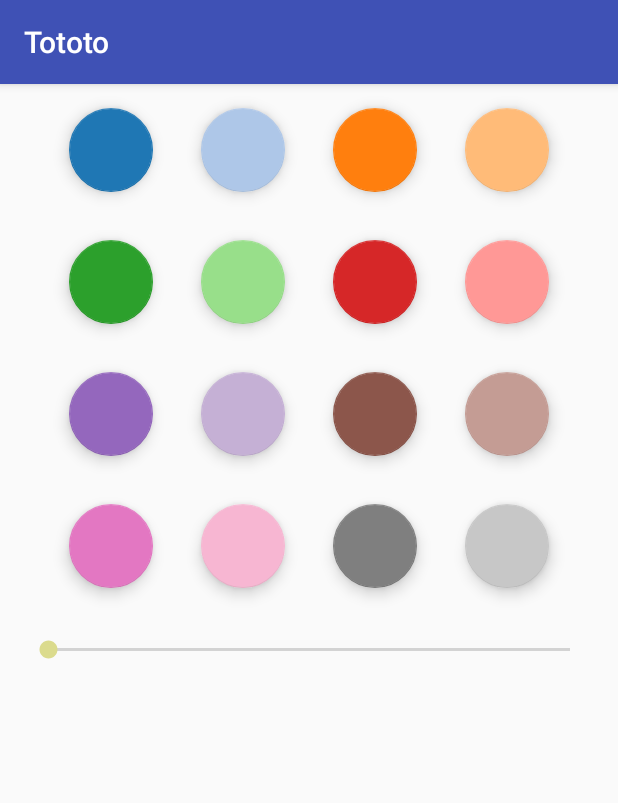
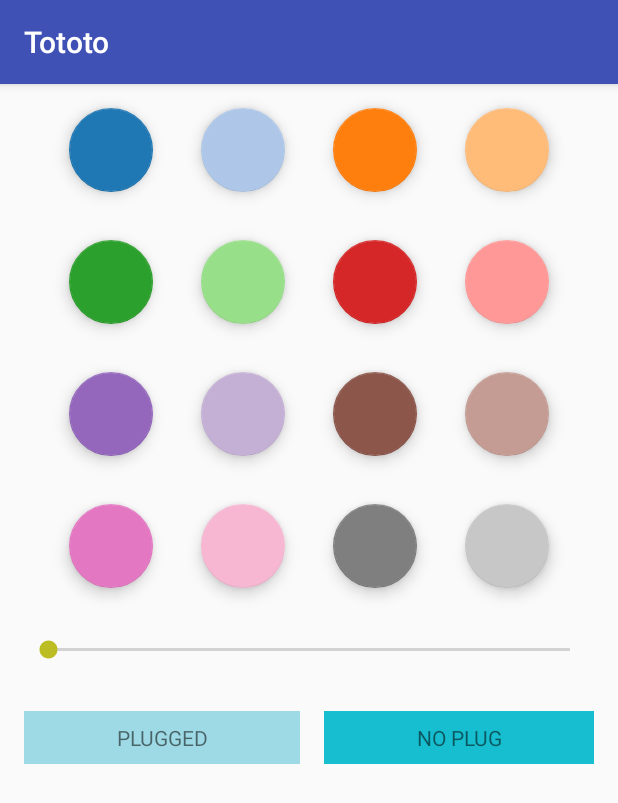
Before and after one commit to gyamoto/Tototo, an Android app: the screen it shows after launch (MainActivity), on a phone screen of 412 x 824 dp. Shown: the top 803 px of the screen. Run offline under Robolectric (Android 15) with nearby library versions, the phone set to English and light mode, and no system bars; our stand-ins replace data binding; 32 statements that could not run were skipped.

Commit message:
イヤホンジャックの接続状態確認を追加

```diff
--- a/app/src/main/AndroidManifest.xml
+++ b/app/src/main/AndroidManifest.xml
@@ -8,13 +8,18 @@
         android:label="@string/app_name"
         android:supportsRtl="true"
         android:theme="@style/AppTheme">
-        <activity android:name="com.farundorl.android.Tototo.MainActivity">
+        <activity android:name=".MainActivity">
             <intent-filter>
                 <action android:name="android.intent.action.MAIN" />
 
                 <category android:name="android.intent.category.LAUNCHER" />
             </intent-filter>
         </activity>
+        <receiver android:name=".AudioHeadsetPlugReceiver">
+            <intent-filter>
+                <action android:name="android.intent.action.HEADSET_PLUG" />
+            </intent-filter>
+        </receiver>
     </application>
 
 </manifest>
--- /dev/null
+++ b/app/src/main/java/com/farundorl/android/Tototo/AudioHeadsetPlugReceiver.java
@@ -0,0 +1,27 @@
+package com.farundorl.android.Tototo;
+
+import android.content.BroadcastReceiver;
+import android.content.Context;
+import android.content.Intent;
+
+/**
+ * ヘッドセット接続のBroadcastReceiver
+ */
+public class AudioHeadsetPlugReceiver extends BroadcastReceiver {
+
+    private AudioPlugListener listener;
+
+    public void setListener(AudioPlugListener listener) {
+        this.listener = listener;
+    }
+
+    @Override
+    public void onReceive(Context context, Intent intent) {
+        if (Intent.ACTION_HEADSET_PLUG.equals(intent.getAction())) {
+            if (listener != null) {
+                listener.audioChange(AudioPlugUtil.isPlugged(context));
+            }
+        }
+    }
+
+}
--- /dev/null
+++ b/app/src/main/java/com/farundorl/android/Tototo/AudioPlugListener.java
@@ -0,0 +1,8 @@
+package com.farundorl.android.Tototo;
+
+/**
+ * オーディオ機器接続状態のListener
+ */
+public interface AudioPlugListener {
+    void audioChange(boolean plugged);
+}
--- /dev/null
+++ b/app/src/main/java/com/farundorl/android/Tototo/AudioPlugUtil.java
@@ -0,0 +1,26 @@
+package com.farundorl.android.Tototo;
+
+import android.content.Context;
+import android.media.AudioManager;
+
+/**
+ * オーディオ機器接続状態のUtil
+ */
+public class AudioPlugUtil {
+    public static boolean isPlugged(Context context) {
+        AudioManager audio = (AudioManager) context.getSystemService(Context.AUDIO_SERVICE);
+        if (audio.isBluetoothA2dpOn()) {
+            // Adjust output for Bluetooth.
+            return true;
+        } else if (audio.isSpeakerphoneOn()) {
+            // Adjust output for Speakerphone.
+            return true;
+        } else if (audio.isWiredHeadsetOn()) {
+            // Adjust output for headsets
+            return true;
+        } else {
+            // If audio plays and noone can hear it, is it still playing?
+            return false;
+        }
+    }
+}
--- a/app/src/main/java/com/farundorl/android/Tototo/MainActivity.java
+++ b/app/src/main/java/com/farundorl/android/Tototo/MainActivity.java
@@ -1,5 +1,7 @@
 package com.farundorl.android.Tototo;
 
+import android.content.Intent;
+import android.content.IntentFilter;
 import android.databinding.DataBindingUtil;
 import android.media.AudioManager;
 import android.media.ToneGenerator;
@@ -9,16 +11,25 @@ import android.view.View;
 
 import com.farundorl.android.Tototo.databinding.ActivityMainBinding;
 
-public class MainActivity extends AppCompatActivity implements ToneHandler {
+public class MainActivity extends AppCompatActivity implements ToneHandler, AudioPlugListener {
 
+    private PlugStatus plugStatus;
     private ToneGenerator toneGenerator;
+    private AudioHeadsetPlugReceiver noisyReceiver;
 
     @Override
     protected void onCreate(Bundle savedInstanceState) {
         super.onCreate(savedInstanceState);
         ActivityMainBinding binding = DataBindingUtil.setContentView(this, R.layout.activity_main);
         binding.setToneHandler(this);
+        plugStatus = new PlugStatus(AudioPlugUtil.isPlugged(this));
+        binding.setPlugStatus(plugStatus);
+
         toneGenerator = new ToneGenerator(AudioManager.STREAM_DTMF, ToneGenerator.MAX_VOLUME);
+
+        noisyReceiver = new AudioHeadsetPlugReceiver();
+        noisyReceiver.setListener(this);
+        registerReceiver(noisyReceiver, new IntentFilter(Intent.ACTION_HEADSET_PLUG));
     }
 
     @Override
@@ -32,6 +43,12 @@ public class MainActivity extends AppCompatActivity implements ToneHandler {
     @Override
     protected void onDestroy() {
         toneGenerator.release();
+        unregisterReceiver(noisyReceiver);
         super.onDestroy();
     }
+
+    @Override
+    public void audioChange(boolean plugged) {
+        plugStatus.setPlugged(plugged);
+    }
 }
--- /dev/null
+++ b/app/src/main/java/com/farundorl/android/Tototo/PlugStatus.java
@@ -0,0 +1,19 @@
+package com.farundorl.android.Tototo;
+
+import android.databinding.ObservableBoolean;
+
+/**
+ * ヘッドセット接続状態
+ */
+public class PlugStatus {
+    public final ObservableBoolean plugged = new ObservableBoolean();
+
+    public PlugStatus(boolean plugged) {
+        this.plugged.set(plugged);
+    }
+
+    public void setPlugged(boolean plugged) {
+        this.plugged.set(plugged);
+    }
+
+}
--- a/app/src/main/res/layout/activity_main.xml
+++ b/app/src/main/res/layout/activity_main.xml
@@ -10,6 +10,10 @@
         <variable
             name="duration"
             type="int" />
+
+        <variable
+            name="plugStatus"
+            type="com.farundorl.android.Tototo.PlugStatus" />
 
     </data>
 
@@ -156,7 +160,38 @@
                 android:layout_margin="16dp"
                 android:max="5000"
                 android:progress="@{duration}"
-                android:theme="@style/Category.18" />
+                android:theme="@style/Category.17" />
+
+            <LinearLayout
+                android:layout_width="match_parent"
+                android:layout_height="wrap_content"
+                android:layout_margin="16dp">
+
+                <TextView
+                    android:layout_width="wrap_content"
+                    android:layout_height="wrap_content"
+                    android:layout_marginEnd="8dp"
+                    android:layout_marginRight="8dp"
+                    android:layout_weight="1"
+                    android:background="@{plugStatus.plugged ? @color/category_19 : @color/category_20}"
+                    android:gravity="center"
+                    android:padding="8dp"
+                    android:text="@string/plug_status_on"
+                    android:textAllCaps="true" />
+
+                <TextView
+                    android:layout_width="wrap_content"
+                    android:layout_height="wrap_content"
+                    android:layout_marginLeft="8dp"
+                    android:layout_marginStart="8dp"
+                    android:layout_weight="1"
+                    android:background="@{plugStatus.plugged ? @color/category_20 : @color/category_19}"
+                    android:gravity="center"
+                    android:padding="8dp"
+                    android:text="@string/plug_status_off"
+                    android:textAllCaps="true" />
+
+            </LinearLayout>
 
         </LinearLayout>
 
--- a/app/src/main/res/values/colors.xml
+++ b/app/src/main/res/values/colors.xml
@@ -4,6 +4,10 @@
     <color name="colorPrimaryDark">#303F9F</color>
     <color name="colorAccent">#FF4081</color>
 
+    <color name="black">#000</color>
+    <color name="white">#fff</color>
+
+    <!--respect d3-->
     <color name="category_1">#1f77b4</color>
     <color name="category_2">#aec7e8</color>
     <color name="category_3">#ff7f0e</color>
--- a/app/src/main/res/values/strings.xml
+++ b/app/src/main/res/values/strings.xml
@@ -1,3 +1,5 @@
 <resources>
     <string name="app_name">Tototo</string>
+    <string name="plug_status_on">plugged</string>
+    <string name="plug_status_off">no plug</string>
 </resources>
```
